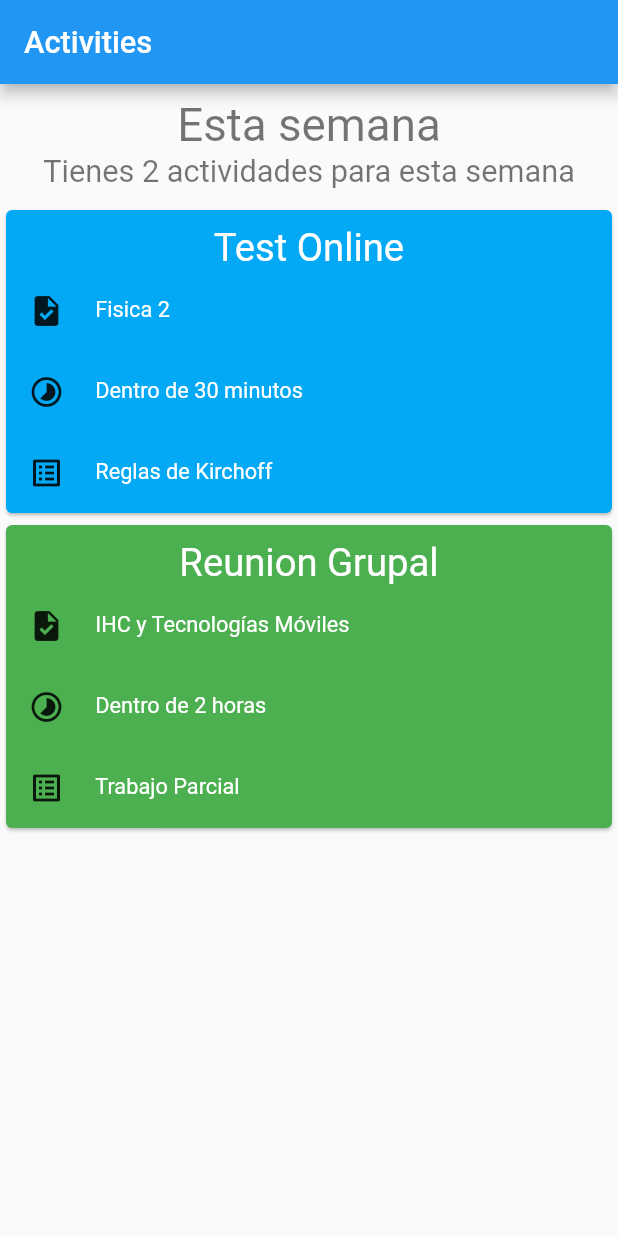
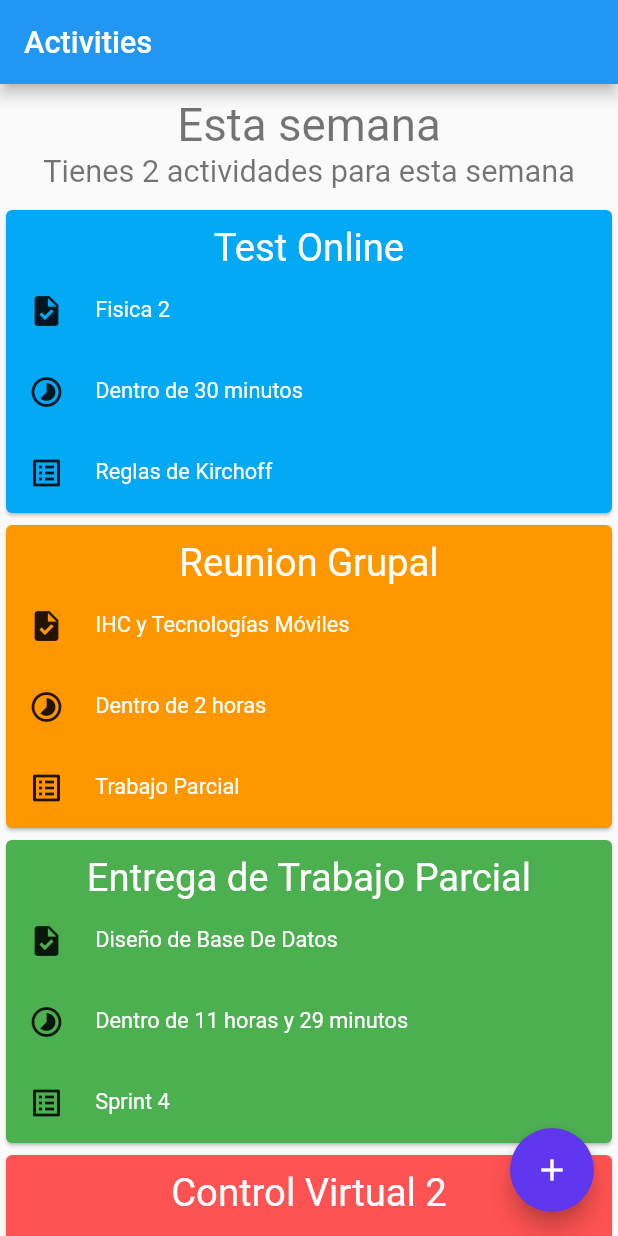
Before and after one commit to youniversityupc/android, a Flutter app: the screen it shows after launch, on a phone screen of 412 x 824 dp. Run offline on Flutter 3.47's test engine with Material 2 defaults, Android fonts, the phone set to English and light mode, and no system bars; Roboto replaces fonts that are missing (Arial).

Commit message:
feat: added list view container for activity items

```diff
--- a/lib/activities/widgets/activity.widget.dart
+++ b/lib/activities/widgets/activity.widget.dart
@@ -1,7 +1,15 @@
 import 'package:flutter/material.dart';
 
 class ActivityWidget extends StatelessWidget {
+
   const ActivityWidget({super.key});
+
+  final List<ActivityDataClass> _activities = const [
+    ActivityDataClass("Test Online","Fisica 2", "Dentro de 30 minutos", "Reglas de Kirchoff",Colors.lightBlue),
+    ActivityDataClass("Reunion Grupal","IHC y Tecnologías Móviles", "Dentro de 2 horas", "Trabajo Parcial", Colors.orange),
+    ActivityDataClass("Entrega de Trabajo Parcial","Diseño de Base De Datos", "Dentro de 11 horas y 29 minutos", "Sprint 4", Colors.green),
+    ActivityDataClass("Control Virtual 2","Cálculo 2", "Dentro de 3 días", "Integrales triples", Colors.redAccent)
+  ];
 
   @override
   Widget build(BuildContext context) {
@@ -21,14 +29,44 @@ class ActivityWidget extends StatelessWidget {
                   ]
                 ),
               ),
-            const Activity(taskName: "Test Online", courseName: "Fisica 2", remainingTime: "Dentro de 30 minutos", topicTheme: "Reglas de Kirchoff", backgroundColor: Colors.lightBlue),
-            const Activity(taskName: "Reunion Grupal", courseName: "IHC y Tecnologías Móviles", remainingTime: "Dentro de 2 horas", topicTheme: "Trabajo Parcial", backgroundColor: Colors.green)
+              Expanded(
+              child: ListView.builder(
+                      itemCount: _activities.length,
+                      itemBuilder: (BuildContext context, int index) {
+                        ActivityDataClass act = _activities[index];
+                        return Activity(taskName: act.taskName, courseName: act.courseName, remainingTime: act.remainingTime,topicTheme: act.topicTheme,backgroundColor: act.backgroundColor);
+                      }
+                    )
+              )
             ]
           )
-      )
+        ),
+      floatingActionButton: FloatingActionButton(
+        backgroundColor: const Color.fromARGB(255, 95, 55, 238),
+        foregroundColor: Colors.white,
+        onPressed: () {
+
+        },
+        child: const Icon(Icons.add)
+      ),
     );
   }
 
+}
+
+class ActivityDataClass {
+  final String taskName;
+  final String courseName;
+  final String remainingTime;
+  final String topicTheme;
+  final Color backgroundColor;
+  const ActivityDataClass(
+    this.taskName,
+    this.courseName,
+    this.remainingTime,
+    this.topicTheme,
+    this.backgroundColor
+  );
 }
 
 class Activity extends StatelessWidget {
```
Lines whose indentation alone changed are shown as unchanged.
